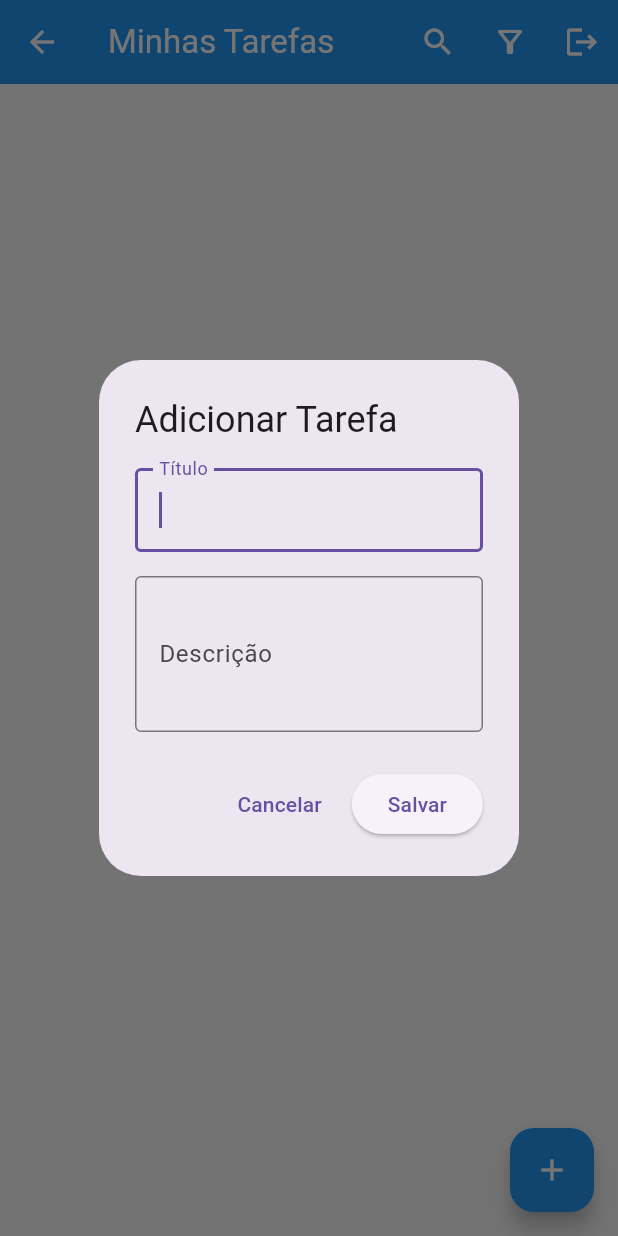
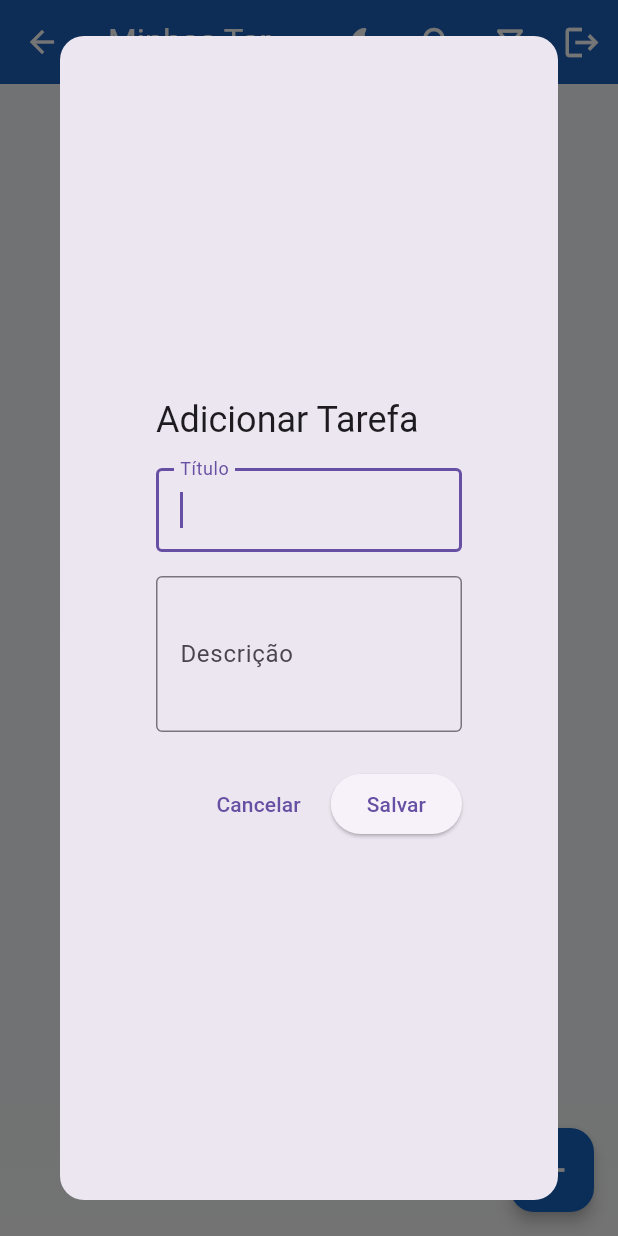
Before and after one commit to camillebarros/task_manager, a Flutter app: the TaskListPage screen opened by its route, after a tap on "Criar primeira tarefa", on a phone screen of 412 x 824 dp. Run offline on Flutter 3.47's test engine with Material 3 defaults, Android fonts, the phone set to English and light mode, and no system bars; our stand-ins replace cloud_firestore, firebase_auth, firebase_core, get, get_storage; accounts and stored records are empty.

Commit message:
T004: fix - Algumas correções na lógica 'Tarefas'

```diff
--- a/task_manager/task_manager/lib/modules/tasks/controllers/task_controller.dart
+++ b/task_manager/task_manager/lib/modules/tasks/controllers/task_controller.dart
@@ -18,17 +18,18 @@ class TaskController extends GetxController {
 
       if (showFavoritesOnly.value) {
         query = query.where('favorite', isEqualTo: true);
-      } else {
-        query = query.where('favorite', whereIn: [true, false]);
       }
 
       if (searchQuery.value.isNotEmpty) {
         query = query
+            .orderBy('title')
             .where('title', isGreaterThanOrEqualTo: searchQuery.value)
             .where('title', isLessThan: searchQuery.value + 'z');
+      } else {
+        query = query.orderBy('createdAt', descending: true);
       }
 
-      return query.orderBy('createdAt', descending: true).snapshots();
+      return query.snapshots();
     } catch (e) {
       errorMessage.value = 'Erro ao carregar tarefas: $e';
       return const Stream.empty();
--- a/task_manager/task_manager/lib/modules/tasks/views/task_list_page.dart
+++ b/task_manager/task_manager/lib/modules/tasks/views/task_list_page.dart
@@ -3,6 +3,7 @@ import 'package:flutter/material.dart';
 import 'package:get/get.dart';
 import 'package:intl/intl.dart';
 import 'package:task_manager/core/routes/routes.dart';
+import 'package:task_manager/core/themes/app_theme.dart';
 import 'package:task_manager/modules/tasks/controllers/task_controller.dart';
 import 'package:task_manager/modules/tasks/views/task_dialog.dart';
 import 'package:task_manager/modules/tasks/views/task_search_delegate.dart';
@@ -16,10 +17,34 @@ class TaskListPage extends StatelessWidget {
   Widget build(BuildContext context) {
     return Scaffold(
       appBar: AppBar(
-        title: const Text('Minhas Tarefas'),
+        title: const Text(
+          'Minhas Tarefas',
+          style: TextStyle(color: Colors.white),
+        ),
+        centerTitle: true,
+        backgroundColor: Colors.blue[800],
+        elevation: 4,
+        iconTheme: const IconThemeData(color: Colors.white),
         actions: [
+          Obx(() {
+            final themeController = Get.find<ThemeController>();
+            return IconButton(
+              icon: Icon(
+                themeController.isDarkMode.value
+                    ? Icons.light_mode_rounded
+                    : Icons.dark_mode_rounded,
+                size: 26,
+                color: Colors.white,
+              ),
+              onPressed: themeController.toggleTheme,
+              tooltip:
+                  themeController.isDarkMode.value
+                      ? 'Modo Claro'
+                      : 'Modo Escuro',
+            );
+          }),
           IconButton(
-            icon: const Icon(Icons.search),
+            icon: const Icon(Icons.search, size: 26),
             onPressed:
                 () => showSearch(
                   context: context,
@@ -32,74 +57,99 @@ class TaskListPage extends StatelessWidget {
                 controller.showFavoritesOnly.value
                     ? Icons.filter_alt
                     : Icons.filter_alt_outlined,
-                color: controller.showFavoritesOnly.value ? Colors.amber : null,
+                size: 26,
+                color:
+                    controller.showFavoritesOnly.value
+                        ? Colors.amber
+                        : Colors.white,
               ),
               onPressed: controller.toggleFavoriteFilter,
             ),
           ),
           IconButton(
-            icon: const Icon(Icons.logout),
+            icon: const Icon(Icons.logout, size: 26),
             onPressed: () => Get.offNamed(Routes.AUTH),
           ),
         ],
       ),
       floatingActionButton: FloatingActionButton(
         onPressed: () => _showAddTaskDialog(context),
-        child: const Icon(Icons.add),
+        backgroundColor: Colors.blue[800],
+        elevation: 4,
+        child: const Icon(Icons.add, color: Colors.white, size: 28),
       ),
       body: Obx(() {
-        // Tratamento de erros
-        if (controller.errorMessage.isNotEmpty) {
-          WidgetsBinding.instance.addPostFrameCallback((_) {
-            ScaffoldMessenger.of(context).showSnackBar(
-              SnackBar(content: Text(controller.errorMessage.value)),
+        final isDarkMode = Get.find<ThemeController>().isDarkMode.value;
+
+        return Container(
+          decoration: BoxDecoration(
+            color: isDarkMode ? Colors.black87 : Colors.grey[50],
+            gradient:
+                !isDarkMode
+                    ? LinearGradient(
+                      begin: Alignment.topCenter,
+                      end: Alignment.bottomCenter,
+                      colors: [
+                        Colors.blue.shade50.withOpacity(0.1),
+                        Colors.grey[50]!,
+                      ],
+                    )
+                    : null,
+          ),
+          child: StreamBuilder<QuerySnapshot>(
+            stream: controller.tasksStream,
+            builder: (context, snapshot) {
+              if (snapshot.connectionState == ConnectionState.waiting) {
+                return const Center(
+                  child: CircularProgressIndicator(
+                    valueColor: AlwaysStoppedAnimation(Colors.blue),
+                  ),
                 );
-            controller.errorMessage.value = '';
-          });
               }
 
-        return StreamBuilder<QuerySnapshot>(
-          stream: controller.tasksStream,
-          builder: (context, snapshot) {
-            // Estados de carregamento
-            if (snapshot.connectionState == ConnectionState.waiting) {
-              return const Center(child: CircularProgressIndicator());
-            }
-
-            // Tratamento de erros
               if (snapshot.hasError) {
                 return _buildErrorState(snapshot.error.toString());
               }
 
               final tasks = snapshot.data?.docs ?? [];
 
-            // Estado vazio
               if (tasks.isEmpty) {
                 return _buildEmptyState();
               }
 
-            // Lista de tarefas
               return _buildTaskList(tasks);
             },
+          ),
         );
       }),
     );
   }
 
-  // Widgets auxiliares
   Widget _buildErrorState(String error) {
     return Center(
       child: Column(
         mainAxisAlignment: MainAxisAlignment.center,
         children: [
-          Text('Erro: $error'),
+          const Icon(Icons.error_outline, size: 50, color: Colors.red),
           const SizedBox(height: 16),
+          Text('Erro: $error', style: const TextStyle(color: Colors.red)),
+          const SizedBox(height: 20),
           ElevatedButton(
             onPressed: () {
               controller.showFavoritesOnly.value = false;
               controller.updateSearch('');
             },
-            child: const Text('Recarregar'),
+            style: ElevatedButton.styleFrom(
+              backgroundColor: Colors.blue[800],
+              shape: RoundedRectangleBorder(
+                borderRadius: BorderRadius.circular(12),
+              ),
+              padding: const EdgeInsets.symmetric(horizontal: 24, vertical: 12),
+            ),
+            child: const Text(
+              'Recarregar',
+              style: TextStyle(color: Colors.white),
+            ),
           ),
         ],
       ),
@@ -111,22 +161,47 @@ class TaskListPage extends StatelessWidget {
       child: Column(
         mainAxisAlignment: MainAxisAlignment.center,
         children: [
+          Icon(
+            controller.showFavoritesOnly.value
+                ? Icons.star_border_rounded
+                : Icons.task_alt_rounded,
+            size: 60,
+            color: Colors.blue[800]?.withOpacity(0.5),
+          ),
+          const SizedBox(height: 16),
           Text(
             controller.showFavoritesOnly.value
                 ? 'Nenhuma tarefa favorita encontrada'
                 : 'Nenhuma tarefa cadastrada',
+            style: TextStyle(fontSize: 18, color: Colors.grey[700]),
           ),
           if (controller.showFavoritesOnly.value) ...[
-            const SizedBox(height: 8),
+            const SizedBox(height: 12),
             TextButton(
               onPressed: controller.toggleFavoriteFilter,
-              child: const Text('Ver todas as tarefas'),
+              child: Text(
+                'Ver todas as tarefas',
+                style: TextStyle(
+                  color: Colors.blue[800],
+                  decoration: TextDecoration.underline,
+                ),
+              ),
             ),
           ],
-          const SizedBox(height: 16),
+          const SizedBox(height: 24),
           ElevatedButton(
             onPressed: () => _showAddTaskDialog(Get.context!),
-            child: const Text('Criar primeira tarefa'),
+            style: ElevatedButton.styleFrom(
+              backgroundColor: Colors.blue[800],
+              shape: RoundedRectangleBorder(
+                borderRadius: BorderRadius.circular(12),
+              ),
+              padding: const EdgeInsets.symmetric(horizontal: 24, vertical: 12),
+            ),
+            child: const Text(
+              'Criar primeira tarefa',
+              style: TextStyle(color: Colors.white),
+            ),
           ),
         ],
       ),
@@ -135,9 +210,9 @@ class TaskListPage extends StatelessWidget {
 
   Widget _buildTaskList(List<DocumentSnapshot> tasks) {
     return ListView.separated(
-      padding: const EdgeInsets.all(8),
+      padding: const EdgeInsets.all(16),
       itemCount: tasks.length,
-      separatorBuilder: (_, __) => const Divider(height: 1),
+      separatorBuilder: (_, __) => const SizedBox(height: 8),
       itemBuilder: (context, index) {
         final task = tasks[index];
         final data = task.data() as Map<String, dynamic>;
@@ -151,11 +226,34 @@ class TaskListPage extends StatelessWidget {
           onDismissed: (_) => _handleTaskDeletion(task.id),
           child: Card(
             elevation: 2,
-            child: ListTile(
-              title: _buildTaskTitle(data),
-              subtitle: _buildTaskSubtitle(data, createdAt),
-              trailing: _buildTaskTrailing(task, data),
+            shape: RoundedRectangleBorder(
+              borderRadius: BorderRadius.circular(12),
+            ),
+            child: InkWell(
+              borderRadius: BorderRadius.circular(12),
               onTap: () => _showEditTaskDialog(context, task.id, data),
+              child: Padding(
+                padding: const EdgeInsets.all(12),
+                child: Column(
+                  crossAxisAlignment: CrossAxisAlignment.start,
+                  children: [
+                    Row(
+                      children: [
+                        Expanded(child: _buildTaskTitle(data)),
+                        _buildTaskTrailing(task, data),
+                      ],
+                    ),
+                    if (data['description']?.isNotEmpty ?? false) ...[
+                      const SizedBox(height: 8),
+                      _buildTaskDescription(data),
+                    ],
+                    if (createdAt != null) ...[
+                      const SizedBox(height: 8),
+                      _buildTaskDate(createdAt),
+                    ],
+                  ],
+                ),
+              ),
             ),
           ),
         );
@@ -163,13 +261,16 @@ class TaskListPage extends StatelessWidget {
     );
   }
 
-  // Componentes da lista
   Widget _buildDismissibleBackground() {
     return Container(
-      color: Colors.red,
+      margin: const EdgeInsets.only(bottom: 8),
+      decoration: BoxDecoration(
+        color: Colors.red[400],
+        borderRadius: BorderRadius.circular(12),
+      ),
       alignment: Alignment.centerRight,
       padding: const EdgeInsets.only(right: 20),
-      child: const Icon(Icons.delete, color: Colors.white),
+      child: const Icon(Icons.delete_forever, color: Colors.white, size: 30),
     );
   }
 
@@ -177,25 +278,30 @@ class TaskListPage extends StatelessWidget {
     return Text(
       data['title'] ?? '',
       style: TextStyle(
+        fontSize: 18,
+        fontWeight: FontWeight.w600,
         decoration:
             data['completed'] == true ? TextDecoration.lineThrough : null,
+        color: data['completed'] == true ? Colors.grey : Colors.black87,
       ),
     );
   }
 
-  Widget _buildTaskSubtitle(Map<String, dynamic> data, DateTime? createdAt) {
-    return Column(
-      crossAxisAlignment: CrossAxisAlignment.start,
+  Widget _buildTaskDescription(Map<String, dynamic> data) {
+    return Text(
+      data['description'] ?? '',
+      style: TextStyle(color: Colors.grey[700], fontSize: 14),
+    );
+  }
+
+  Widget _buildTaskDate(DateTime createdAt) {
+    return Row(
       children: [
-        if (data['description']?.isNotEmpty ?? false)
-          Padding(
-            padding: const EdgeInsets.only(bottom: 4),
-            child: Text(data['description'] ?? ''),
-          ),
-        if (createdAt != null)
+        const Icon(Icons.calendar_today, size: 14, color: Colors.grey),
+        const SizedBox(width: 4),
         Text(
-            'Criada em: ${DateFormat('dd/MM/yyyy HH:mm').format(createdAt)}',
-            style: Get.textTheme.bodySmall,
+          DateFormat('dd/MM/yyyy HH:mm').format(createdAt),
+          style: const TextStyle(fontSize: 12, color: Colors.grey),
         ),
       ],
     );
@@ -207,8 +313,10 @@ class TaskListPage extends StatelessWidget {
       children: [
         IconButton(
           icon: Icon(
-            data['favorite'] == true ? Icons.star : Icons.star_border,
-            color: data['favorite'] == true ? Colors.amber : null,
+            data['favorite'] == true
+                ? Icons.star_rounded
+                : Icons.star_border_rounded,
+            color: data['favorite'] == true ? Colors.amber : Colors.grey,
           ),
           onPressed:
               () => controller.toggleFavoriteStatus(
@@ -219,9 +327,9 @@ class TaskListPage extends StatelessWidget {
         IconButton(
           icon: Icon(
             data['completed'] == true
-                ? Icons.check_box
-                : Icons.check_box_outline_blank,
-            color: data['completed'] == true ? Colors.green : null,
+                ? Icons.check_circle_rounded
+                : Icons.radio_button_unchecked_rounded,
+            color: data['completed'] == true ? Colors.green : Colors.grey,
           ),
           onPressed:
               () => controller.toggleTaskStatus(
@@ -233,7 +341,6 @@ class TaskListPage extends StatelessWidget {
     );
   }
 
-  // Diálogos e ações
   Future<bool> _confirmDelete(BuildContext context) async {
     return await showDialog<bool>(
           context: context,
@@ -243,16 +350,22 @@ class TaskListPage extends StatelessWidget {
                 content: const Text(
                   'Tem certeza que deseja excluir esta tarefa?',
                 ),
+                shape: RoundedRectangleBorder(
+                  borderRadius: BorderRadius.circular(16),
+                ),
                 actions: [
                   TextButton(
                     onPressed: () => Navigator.of(context).pop(false),
                     child: const Text('Cancelar'),
                   ),
-                  TextButton(
+                  ElevatedButton(
                     onPressed: () => Navigator.of(context).pop(true),
+                    style: ElevatedButton.styleFrom(
+                      backgroundColor: Colors.red,
+                    ),
                     child: const Text(
                       'Excluir',
-                      style: TextStyle(color: Colors.red),
+                      style: TextStyle(color: Colors.white),
                     ),
                   ),
                 ],
@@ -264,9 +377,25 @@ class TaskListPage extends StatelessWidget {
   Future<void> _handleTaskDeletion(String taskId) async {
     try {
       await controller.deleteTask(taskId);
-      Get.snackbar('Sucesso', 'Tarefa excluída com sucesso');
+      Get.snackbar(
+        'Sucesso',
+        'Tarefa excluída com sucesso',
+        snackPosition: SnackPosition.BOTTOM,
+        backgroundColor: Colors.green,
+        colorText: Colors.white,
+        margin: const EdgeInsets.all(20),
+        borderRadius: 12,
+      );
     } catch (e) {
-      Get.snackbar('Erro', 'Falha ao excluir tarefa');
+      Get.snackbar(
+        'Erro',
+        'Falha ao excluir tarefa',
+        snackPosition: SnackPosition.BOTTOM,
+        backgroundColor: Colors.red,
+        colorText: Colors.white,
+        margin: const EdgeInsets.all(20),
+        borderRadius: 12,
+      );
     }
   }
 
@@ -274,12 +403,17 @@ class TaskListPage extends StatelessWidget {
     showDialog(
       context: context,
       builder:
-          (context) => TaskDialog(
+          (context) => Dialog(
+            shape: RoundedRectangleBorder(
+              borderRadius: BorderRadius.circular(16),
+            ),
+            child: TaskDialog(
               title: 'Adicionar Tarefa',
               onSave: (title, description) {
                 controller.addTask(title, description);
                 Navigator.pop(context);
               },
+            ),
           ),
     );
   }
@@ -292,7 +426,11 @@ class TaskListPage extends StatelessWidget {
     showDialog(
       context: context,
       builder:
-          (context) => TaskDialog(
+          (context) => Dialog(
+            shape: RoundedRectangleBorder(
+              borderRadius: BorderRadius.circular(16),
+            ),
+            child: TaskDialog(
               title: 'Editar Tarefa',
               initialTitle: data['title'] ?? '',
               initialDescription: data['description'] ?? '',
@@ -301,6 +439,7 @@ class TaskListPage extends StatelessWidget {
                 Navigator.pop(context);
               },
             ),
+          ),
     );
   }
 }
--- a/task_manager/task_manager/lib/modules/tasks/views/task_search_delegate.dart
+++ b/task_manager/task_manager/lib/modules/tasks/views/task_search_delegate.dart
@@ -57,7 +57,10 @@ class TaskSearchDelegate extends SearchDelegate {
       searchHistory.add(query);
     }
 
-    controller.updateSearch(query);
+    WidgetsBinding.instance.addPostFrameCallback((_) {
+      controller.updateSearch(query);
+    });
+
     return _buildSearchResults();
   }
 
```
Lines whose indentation alone changed are shown as unchanged.
